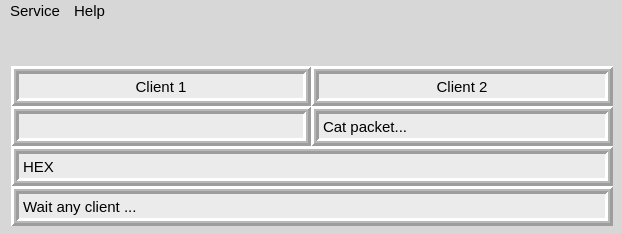
Old version of the form server/mainwindow.ui in the repository salara1960/CoralPlus.
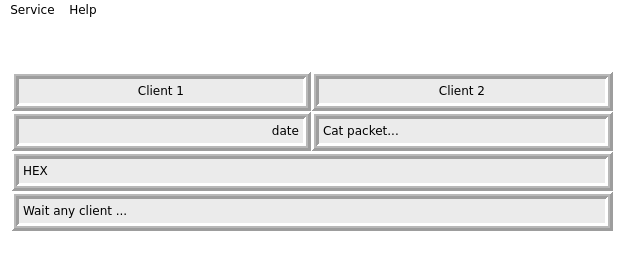
New version of the form. Icons and pictures are not drawn.

The edit to the form file:
```diff
--- a/server/mainwindow.ui
+++ b/server/mainwindow.ui
@@ -7,7 +7,7 @@
     <x>0</x>
     <y>0</y>
     <width>622</width>
-    <height>234</height>
+    <height>254</height>
    </rect>
   </property>
   <property name="sizePolicy">
@@ -19,12 +19,13 @@
   <property name="minimumSize">
    <size>
     <width>615</width>
-    <height>234</height>
+    <height>254</height>
    </size>
   </property>
   <property name="font">
    <font>
-    <pointsize>12</pointsize>
+    <family>DejaVu Sans Light</family>
+    <pointsize>10</pointsize>
    </font>
   </property>
   <property name="windowTitle">
@@ -35,14 +36,18 @@
     <normaloff>:/png/main.png</normaloff>:/png/main.png</iconset>
   </property>
   <property name="styleSheet">
-   <string notr="true">background-color: rgb(215, 215, 215);</string>
+   <string notr="true">background-color: rgb(255, 255, 255);</string>
   </property>
   <widget class="QWidget" name="centralWidget">
    <property name="font">
     <font>
+     <family>DejaVu Sans Light</family>
      <pointsize>10</pointsize>
     </font>
    </property>
+   <property name="styleSheet">
+    <string notr="true">background-color: rgb(255, 255, 255);</string>
+   </property>
    <layout class="QGridLayout" name="gridLayout">
     <item row="0" column="0">
      <spacer name="verticalSpacer">
@@ -90,6 +95,12 @@
         <height>26</height>
        </size>
       </property>
+      <property name="font">
+       <font>
+        <family>DejaVu Sans Light</family>
+        <pointsize>9</pointsize>
+       </font>
+      </property>
       <property name="text">
        <string/>
       </property>
@@ -112,6 +123,12 @@
         <height>26</height>
        </size>
       </property>
+      <property name="font">
+       <font>
+        <family>DejaVu Sans Light</family>
+        <pointsize>9</pointsize>
+       </font>
+      </property>
       <property name="text">
        <string/>
       </property>
@@ -136,7 +153,8 @@
       </property>
       <property name="font">
        <font>
-        <pointsize>10</pointsize>
+        <family>DejaVu Sans Light</family>
+        <pointsize>9</pointsize>
        </font>
       </property>
       <widget class="QTextEdit" name="ip1">
@@ -156,7 +174,8 @@
        </property>
        <property name="font">
         <font>
-         <pointsize>11</pointsize>
+         <family>DejaVu Sans Light</family>
+         <pointsize>9</pointsize>
         </font>
        </property>
        <property name="contextMenuPolicy">
@@ -197,8 +216,8 @@
         <string>&lt;!DOCTYPE HTML PUBLIC &quot;-//W3C//DTD HTML 4.0//EN&quot; &quot;http://www.w3.org/TR/REC-html40/strict.dtd&quot;&gt;
 &lt;html&gt;&lt;head&gt;&lt;meta name=&quot;qrichtext&quot; content=&quot;1&quot; /&gt;&lt;style type=&quot;text/css&quot;&gt;
 p, li { white-space: pre-wrap; }
-&lt;/style&gt;&lt;/head&gt;&lt;body style=&quot; font-family:'Sans Serif'; font-size:11pt; font-weight:400; font-style:normal;&quot;&gt;
-&lt;p align=&quot;center&quot; style=&quot; margin-top:0px; margin-bottom:0px; margin-left:0px; margin-right:0px; -qt-block-indent:0; text-indent:0px;&quot;&gt;Client 1&lt;/p&gt;&lt;/body&gt;&lt;/html&gt;</string>
+&lt;/style&gt;&lt;/head&gt;&lt;body style=&quot; font-family:'DejaVu Sans Light'; font-size:9pt; font-weight:400; font-style:normal;&quot;&gt;
+&lt;p align=&quot;center&quot; style=&quot; margin-top:0px; margin-bottom:0px; margin-left:0px; margin-right:0px; -qt-block-indent:0; text-indent:0px;&quot;&gt;&lt;span style=&quot; font-family:'Sans Serif';&quot;&gt;Client 1&lt;/span&gt;&lt;/p&gt;&lt;/body&gt;&lt;/html&gt;</string>
        </property>
       </widget>
       <widget class="QTextEdit" name="ip2">
@@ -218,7 +237,8 @@
        </property>
        <property name="font">
         <font>
-         <pointsize>11</pointsize>
+         <family>DejaVu Sans Light</family>
+         <pointsize>9</pointsize>
         </font>
        </property>
        <property name="contextMenuPolicy">
@@ -259,8 +279,8 @@
         <string>&lt;!DOCTYPE HTML PUBLIC &quot;-//W3C//DTD HTML 4.0//EN&quot; &quot;http://www.w3.org/TR/REC-html40/strict.dtd&quot;&gt;
 &lt;html&gt;&lt;head&gt;&lt;meta name=&quot;qrichtext&quot; content=&quot;1&quot; /&gt;&lt;style type=&quot;text/css&quot;&gt;
 p, li { white-space: pre-wrap; }
-&lt;/style&gt;&lt;/head&gt;&lt;body style=&quot; font-family:'Sans Serif'; font-size:11pt; font-weight:400; font-style:normal;&quot;&gt;
-&lt;p align=&quot;center&quot; style=&quot; margin-top:0px; margin-bottom:0px; margin-left:0px; margin-right:0px; -qt-block-indent:0; text-indent:0px;&quot;&gt;Client 2&lt;/p&gt;&lt;/body&gt;&lt;/html&gt;</string>
+&lt;/style&gt;&lt;/head&gt;&lt;body style=&quot; font-family:'DejaVu Sans Light'; font-size:9pt; font-weight:400; font-style:normal;&quot;&gt;
+&lt;p align=&quot;center&quot; style=&quot; margin-top:0px; margin-bottom:0px; margin-left:0px; margin-right:0px; -qt-block-indent:0; text-indent:0px;&quot;&gt;&lt;span style=&quot; font-family:'Sans Serif';&quot;&gt;Client 2&lt;/span&gt;&lt;/p&gt;&lt;/body&gt;&lt;/html&gt;</string>
        </property>
       </widget>
       <widget class="QTextEdit" name="packet">
@@ -274,7 +294,8 @@
        </property>
        <property name="font">
         <font>
-         <pointsize>11</pointsize>
+         <family>DejaVu Sans Light</family>
+         <pointsize>9</pointsize>
         </font>
        </property>
        <property name="contextMenuPolicy">
@@ -315,8 +336,8 @@
         <string>&lt;!DOCTYPE HTML PUBLIC &quot;-//W3C//DTD HTML 4.0//EN&quot; &quot;http://www.w3.org/TR/REC-html40/strict.dtd&quot;&gt;
 &lt;html&gt;&lt;head&gt;&lt;meta name=&quot;qrichtext&quot; content=&quot;1&quot; /&gt;&lt;style type=&quot;text/css&quot;&gt;
 p, li { white-space: pre-wrap; }
-&lt;/style&gt;&lt;/head&gt;&lt;body style=&quot; font-family:'Sans Serif'; font-size:11pt; font-weight:400; font-style:normal;&quot;&gt;
-&lt;p style=&quot; margin-top:0px; margin-bottom:0px; margin-left:0px; margin-right:0px; -qt-block-indent:0; text-indent:0px;&quot;&gt;HEX&lt;/p&gt;&lt;/body&gt;&lt;/html&gt;</string>
+&lt;/style&gt;&lt;/head&gt;&lt;body style=&quot; font-family:'DejaVu Sans Light'; font-size:9pt; font-weight:400; font-style:normal;&quot;&gt;
+&lt;p style=&quot; margin-top:0px; margin-bottom:0px; margin-left:0px; margin-right:0px; -qt-block-indent:0; text-indent:0px;&quot;&gt;&lt;span style=&quot; font-family:'Sans Serif';&quot;&gt;HEX&lt;/span&gt;&lt;/p&gt;&lt;/body&gt;&lt;/html&gt;</string>
        </property>
       </widget>
       <widget class="QTextEdit" name="status">
@@ -330,7 +351,8 @@
        </property>
        <property name="font">
         <font>
-         <pointsize>11</pointsize>
+         <family>DejaVu Sans Light</family>
+         <pointsize>9</pointsize>
         </font>
        </property>
        <property name="contextMenuPolicy">
@@ -371,8 +393,8 @@
         <string>&lt;!DOCTYPE HTML PUBLIC &quot;-//W3C//DTD HTML 4.0//EN&quot; &quot;http://www.w3.org/TR/REC-html40/strict.dtd&quot;&gt;
 &lt;html&gt;&lt;head&gt;&lt;meta name=&quot;qrichtext&quot; content=&quot;1&quot; /&gt;&lt;style type=&quot;text/css&quot;&gt;
 p, li { white-space: pre-wrap; }
-&lt;/style&gt;&lt;/head&gt;&lt;body style=&quot; font-family:'Sans Serif'; font-size:11pt; font-weight:400; font-style:normal;&quot;&gt;
-&lt;p style=&quot; margin-top:0px; margin-bottom:0px; margin-left:0px; margin-right:0px; -qt-block-indent:0; text-indent:0px;&quot;&gt;Wait any client ...&lt;/p&gt;&lt;/body&gt;&lt;/html&gt;</string>
+&lt;/style&gt;&lt;/head&gt;&lt;body style=&quot; font-family:'DejaVu Sans Light'; font-size:9pt; font-weight:400; font-style:normal;&quot;&gt;
+&lt;p style=&quot; margin-top:0px; margin-bottom:0px; margin-left:0px; margin-right:0px; -qt-block-indent:0; text-indent:0px;&quot;&gt;&lt;span style=&quot; font-family:'Sans Serif';&quot;&gt;Wait any client ...&lt;/span&gt;&lt;/p&gt;&lt;/body&gt;&lt;/html&gt;</string>
        </property>
       </widget>
       <widget class="QLabel" name="clock">
@@ -380,10 +402,15 @@
         <rect>
          <x>10</x>
          <y>50</y>
-         <width>31</width>
+         <width>21</width>
          <height>21</height>
         </rect>
        </property>
+       <property name="font">
+        <font>
+         <family>DejaVu Sans Light</family>
+        </font>
+       </property>
        <property name="autoFillBackground">
         <bool>false</bool>
        </property>
@@ -415,7 +442,8 @@
        </property>
        <property name="font">
         <font>
-         <pointsize>11</pointsize>
+         <family>DejaVu Sans Light</family>
+         <pointsize>9</pointsize>
         </font>
        </property>
        <property name="contextMenuPolicy">
@@ -452,6 +480,13 @@
        <property name="readOnly">
         <bool>true</bool>
        </property>
+       <property name="html">
+        <string>&lt;!DOCTYPE HTML PUBLIC &quot;-//W3C//DTD HTML 4.0//EN&quot; &quot;http://www.w3.org/TR/REC-html40/strict.dtd&quot;&gt;
+&lt;html&gt;&lt;head&gt;&lt;meta name=&quot;qrichtext&quot; content=&quot;1&quot; /&gt;&lt;style type=&quot;text/css&quot;&gt;
+p, li { white-space: pre-wrap; }
+&lt;/style&gt;&lt;/head&gt;&lt;body style=&quot; font-family:'DejaVu Sans Light'; font-size:9pt; font-weight:400; font-style:normal;&quot;&gt;
+&lt;p align=&quot;right&quot; style=&quot; margin-top:0px; margin-bottom:0px; margin-left:0px; margin-right:0px; -qt-block-indent:0; text-indent:0px;&quot;&gt;date&lt;/p&gt;&lt;/body&gt;&lt;/html&gt;</string>
+       </property>
       </widget>
       <widget class="QTextEdit" name="cat">
        <property name="geometry">
@@ -470,7 +505,8 @@
        </property>
        <property name="font">
         <font>
-         <pointsize>11</pointsize>
+         <family>DejaVu Sans Light</family>
+         <pointsize>9</pointsize>
         </font>
        </property>
        <property name="contextMenuPolicy">
@@ -511,8 +547,8 @@
         <string>&lt;!DOCTYPE HTML PUBLIC &quot;-//W3C//DTD HTML 4.0//EN&quot; &quot;http://www.w3.org/TR/REC-html40/strict.dtd&quot;&gt;
 &lt;html&gt;&lt;head&gt;&lt;meta name=&quot;qrichtext&quot; content=&quot;1&quot; /&gt;&lt;style type=&quot;text/css&quot;&gt;
 p, li { white-space: pre-wrap; }
-&lt;/style&gt;&lt;/head&gt;&lt;body style=&quot; font-family:'Sans Serif'; font-size:11pt; font-weight:400; font-style:normal;&quot;&gt;
-&lt;p style=&quot; margin-top:0px; margin-bottom:0px; margin-left:0px; margin-right:0px; -qt-block-indent:0; text-indent:0px;&quot;&gt;Cat packet...&lt;/p&gt;&lt;/body&gt;&lt;/html&gt;</string>
+&lt;/style&gt;&lt;/head&gt;&lt;body style=&quot; font-family:'DejaVu Sans Light'; font-size:9pt; font-weight:400; font-style:normal;&quot;&gt;
+&lt;p style=&quot; margin-top:0px; margin-bottom:0px; margin-left:0px; margin-right:0px; -qt-block-indent:0; text-indent:0px;&quot;&gt;&lt;span style=&quot; font-family:'Sans Serif';&quot;&gt;Cat packet...&lt;/span&gt;&lt;/p&gt;&lt;/body&gt;&lt;/html&gt;</string>
        </property>
       </widget>
       <widget class="QLabel" name="cli1">
@@ -524,6 +560,11 @@
          <height>21</height>
         </rect>
        </property>
+       <property name="font">
+        <font>
+         <family>DejaVu Sans Light</family>
+        </font>
+       </property>
        <property name="styleSheet">
         <string notr="true">background-color: rgb(235, 235, 235);
 image: url(:/png/connect.png);</string>
@@ -541,6 +582,11 @@
          <height>21</height>
         </rect>
        </property>
+       <property name="font">
+        <font>
+         <family>DejaVu Sans Light</family>
+        </font>
+       </property>
        <property name="styleSheet">
         <string notr="true">background-color: rgb(235, 235, 235);
 image: url(:/png/connect.png);</string>
@@ -568,18 +614,32 @@
      <x>0</x>
      <y>0</y>
      <width>622</width>
-     <height>22</height>
+     <height>19</height>
     </rect>
    </property>
    <property name="font">
     <font>
-     <pointsize>11</pointsize>
+     <family>DejaVu Sans Light</family>
+     <pointsize>9</pointsize>
     </font>
    </property>
+   <property name="autoFillBackground">
+    <bool>false</bool>
+   </property>
+   <property name="styleSheet">
+    <string notr="true">background-color: rgb(255, 255, 255);</string>
+   </property>
+   <property name="defaultUp">
+    <bool>false</bool>
+   </property>
+   <property name="nativeMenuBar">
+    <bool>false</bool>
+   </property>
    <widget class="QMenu" name="menuService">
     <property name="font">
      <font>
-      <pointsize>11</pointsize>
+      <family>DejaVu Sans Light</family>
+      <pointsize>9</pointsize>
      </font>
     </property>
     <property name="title">
@@ -592,7 +652,8 @@
    <widget class="QMenu" name="menuHelp">
     <property name="font">
      <font>
-      <pointsize>11</pointsize>
+      <family>DejaVu Sans Light</family>
+      <pointsize>9</pointsize>
      </font>
     </property>
     <property name="title">
```
Left out of the diff: 24 changed lines with no effect on the pictures.
